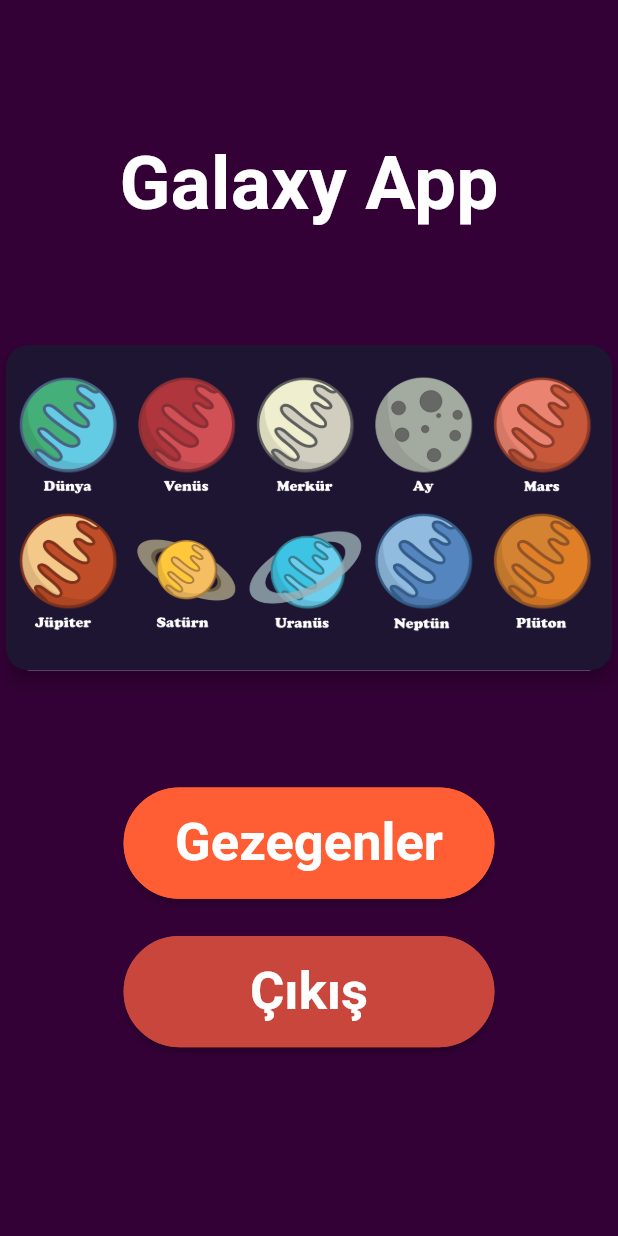
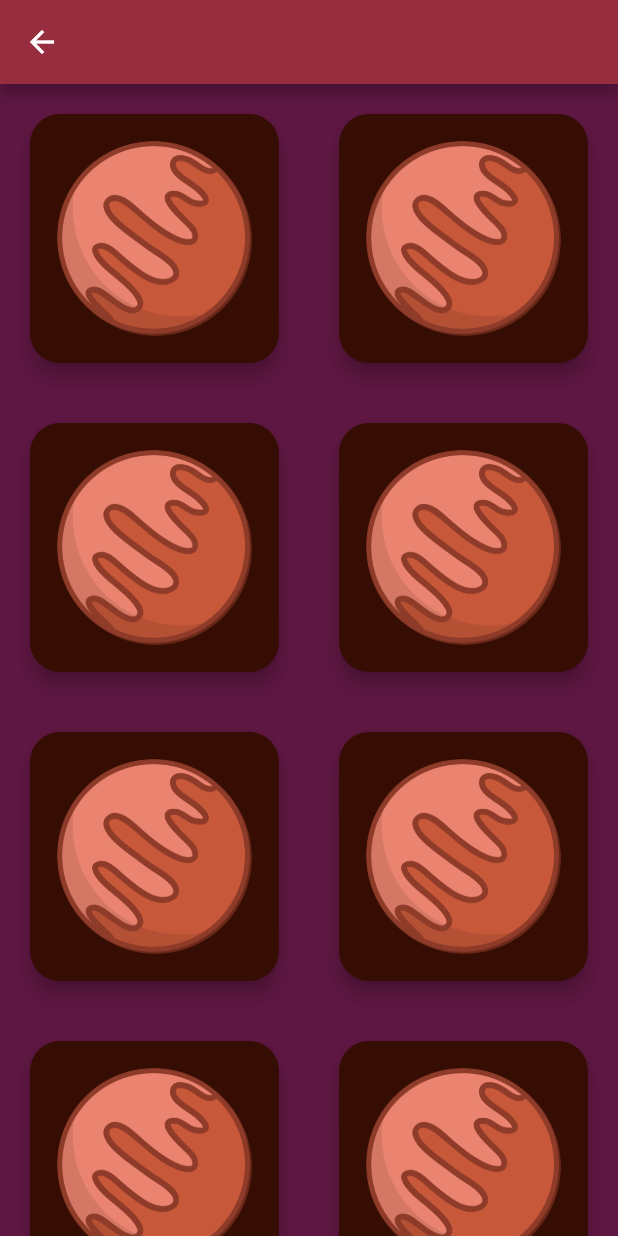
Before and after one commit to fatihhcan/GalaxyApp, a Flutter app: the screen it shows after launch, on a phone screen of 412 x 824 dp. Run offline on Flutter 3.47's test engine with Material 2 defaults, Android fonts, the phone set to English and light mode, and no system bars.

```diff
--- /dev/null
+++ b/lib/components/cards/planets_card.dart
@@ -0,0 +1,34 @@
+import 'package:flutter/material.dart';
+
+class PlanetsCard extends StatefulWidget {
+  PlanetsCard({Key key}) : super(key: key);
+
+  @override
+  _PlanetsCardState createState() => _PlanetsCardState();
+}
+
+class _PlanetsCardState extends State<PlanetsCard> {
+  @override
+  Widget build(BuildContext context) {
+    return GridView.count(
+        crossAxisCount: 2,
+        children: List.generate(10, (index) {
+          return GestureDetector(
+            onTap: () {},
+            child: Card(
+              //semanticContainer: true,
+              clipBehavior: Clip.antiAliasWithSaveLayer,
+              elevation: 5,
+
+              margin: EdgeInsets.all(20),
+              shape: RoundedRectangleBorder(
+                  borderRadius: BorderRadius.circular(20)),
+              child: Image.asset(
+                "asset/mars.png",
+                //   fit: BoxFit.fill,
+              ),
+            ),
+          );
+        }));
+  }
+}
--- a/lib/components/style/text/text.dart
+++ b/lib/components/style/text/text.dart
@@ -11,3 +11,6 @@ Text buttonGezegenlerText = Text("Gezegenler",
 Text buttonCikisText = Text("Çıkış",
     style: TextStyle(
         fontWeight: FontWeight.bold, color: sixthColor, fontSize: 35));
+Text gezegenlerText = Text("Gezegenler",
+    style: TextStyle(
+        fontWeight: FontWeight.bold, color: sixthColor, fontSize: 35));
--- a/lib/main.dart
+++ b/lib/main.dart
@@ -8,7 +8,7 @@ class MyApp extends StatelessWidget {
   Widget build(BuildContext context) {
     return MaterialApp(
       title: 'Galaxy App',
-      initialRoute: Routes.home,
+      initialRoute: Routes.secondView,
       onGenerateRoute: generateRoute,
     );
   }
--- a/lib/routes/router.dart
+++ b/lib/routes/router.dart
@@ -3,21 +3,26 @@ import 'dart:io' show Platform;
 import 'package:flutter/cupertino.dart';
 import 'package:flutter/material.dart';
 import 'package:uzayRehberApp/view/home_view.dart';
+import 'package:uzayRehberApp/view/planets_view.dart';
+
 import 'package:uzayRehberApp/view/splash_view.dart';
 
 class Routes {
   static const String splash = "/";
   static const String home = "/home";
+  static const String secondView = "/secondPage";
 }
 
 Widget routes(String name, Map<String, dynamic> arguments) {
   switch (name) {
-    case Routes.splash:
+    /* case Routes.splash:
       return SplashView();
-    case Routes.home:
-      return HomeView();
+     case Routes.home:
+      return HomeView();*/
+    case Routes.secondView:
+      return PlanetsView();
     default:
-      return SplashView();
+      return PlanetsView(); //SplashView
   }
 }
 
--- /dev/null
+++ b/lib/view/planets_view.dart
@@ -0,0 +1,47 @@
+import 'package:flutter/material.dart';
+import 'package:uzayRehberApp/components/cards/planets_card.dart';
+import 'package:uzayRehberApp/components/style/color/color.dart';
+import 'package:uzayRehberApp/components/style/text/text.dart';
+
+class PlanetsView extends StatefulWidget {
+  PlanetsView({Key key}) : super(key: key);
+
+  @override
+  _PlanetsViewState createState() => _PlanetsViewState();
+}
+
+class _PlanetsViewState extends State<PlanetsView> {
+  @override
+  Widget build(BuildContext context) {
+    return SafeArea(
+      child: Scaffold(
+          appBar: buildAppBar(),
+          backgroundColor: secondColor,
+          body: buildCardList()),
+    );
+  }
+
+  Container buildCardList() {
+    return Container(
+        child: Column(
+      children: [
+        Expanded(
+          child: PlanetsCard(),
+        )
+      ],
+    ));
+  }
+
+  AppBar buildAppBar() {
+    return AppBar(backgroundColor: thirdColor, leading: buildBackButton());
+  }
+
+  IconButton buildBackButton() {
+    return IconButton(
+        icon: Icon(
+          Icons.arrow_back,
+          color: sixthColor,
+        ),
+        onPressed: () {});
+  }
+}
--- a/pubspec.yaml
+++ b/pubspec.yaml
@@ -48,6 +48,8 @@ flutter:
   assets:
     - asset/splash.gif
     - asset/gezegenler.png
+    - asset/mars.png
+
 
   # An image asset can refer to one or more resolution-specific "variants", see
   # https://flutter.dev/assets-and-images/#resolution-aware.
```
Also changed, not shown: asset/mars.png (added).
